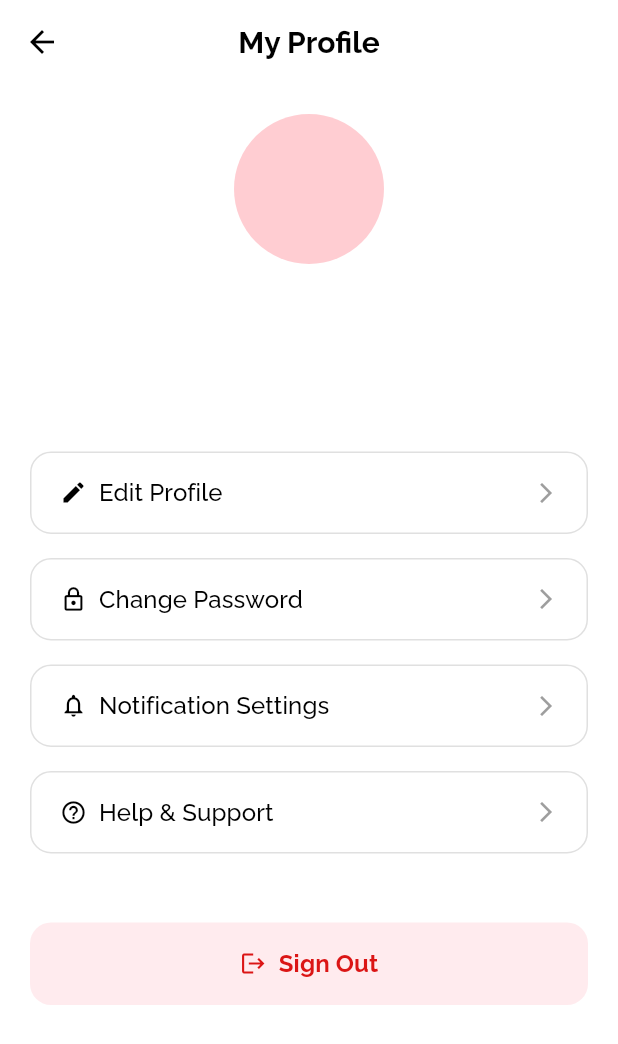
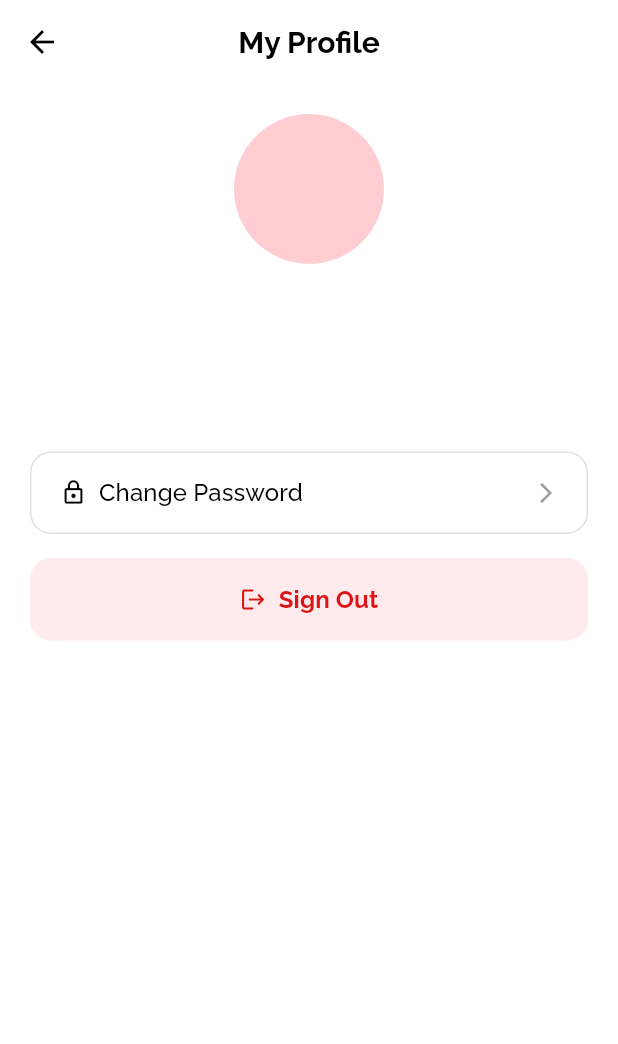
Before and after one commit to jayb24/carlogixmobile, a Flutter app: the ProfilePage screen opened directly, on a phone screen of 412 x 824 dp. Shown: the top 1044 px of the screen. Run offline on Flutter 3.47's test engine with Material 3 defaults, Android fonts, the phone set to English and light mode, and no system bars; our stand-ins replace flutter_secure_storage, fluttertoast, google_fonts; accounts and stored records are empty.

Commit message:
updated profile page

```diff
--- a/lib/pages/profile/profile.dart
+++ b/lib/pages/profile/profile.dart
@@ -2,6 +2,7 @@ import 'package:flutter/material.dart';
 import 'package:google_fonts/google_fonts.dart';
 import 'package:carlogix_mobile/services/api_service.dart';
 import 'package:carlogix_mobile/services/auth_service.dart';
+
 
 class ProfilePage extends StatefulWidget {
   const ProfilePage({super.key});
@@ -123,18 +124,7 @@ class _ProfilePageState extends State<ProfilePage> {
                   ),
                   const SizedBox(height: 40),
 
-                  // Account management buttons
-                  _buildActionButton(
-                    'Edit Profile',
-                    Icons.edit,
-                    () {
-                      // Navigate to edit profile page (to be implemented)
-                      ScaffoldMessenger.of(context).showSnackBar(
-                        const SnackBar(content: Text('Edit Profile - Coming soon!'))
-                      );
-                    },
-                  ),
-
+                // Account management buttons
                   _buildActionButton(
                     'Change Password',
                     Icons.lock_outline,
@@ -145,30 +135,6 @@ class _ProfilePageState extends State<ProfilePage> {
                       );
                     },
                   ),
-
-                  _buildActionButton(
-                    'Notification Settings',
-                    Icons.notifications_outlined,
-                    () {
-                      // Navigate to notification settings (to be implemented)
-                      ScaffoldMessenger.of(context).showSnackBar(
-                        const SnackBar(content: Text('Notification Settings - Coming soon!'))
-                      );
-                    },
-                  ),
-
-                  _buildActionButton(
-                    'Help & Support',
-                    Icons.help_outline,
-                    () {
-                      // Navigate to help & support (to be implemented)
-                      ScaffoldMessenger.of(context).showSnackBar(
-                        const SnackBar(content: Text('Help & Support - Coming soon!'))
-                      );
-                    },
-                  ),
-
-                  const SizedBox(height: 30),
 
                   // Sign out button
                   ElevatedButton.icon(
```
